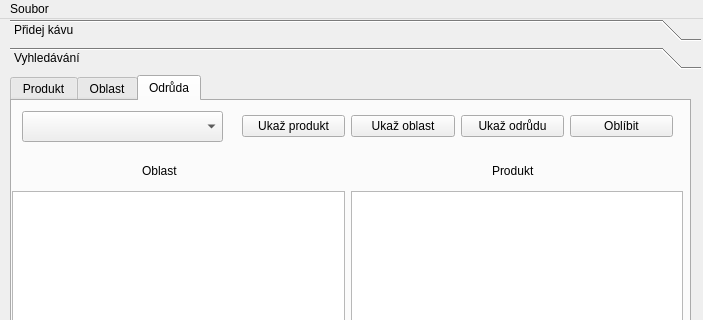
Above: projekt/mainwindow.ui from Luckays/coffee before the change; both pictures show x 0 to 703 and y 0 to 320 of the 703 by 682 pixel window. Below: the same form after it.
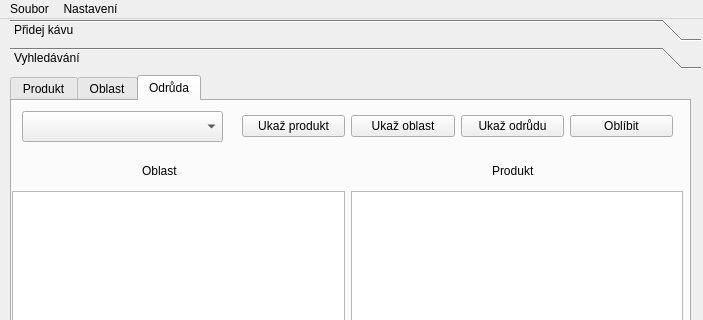
That is the form after the change.

Patch:
```diff
--- a/projekt/mainwindow.ui
+++ b/projekt/mainwindow.ui
@@ -890,7 +890,16 @@
     <addaction name="actionTisk"/>
     <addaction name="open_favorite"/>
    </widget>
+   <widget class="QMenu" name="menuNastaven">
+    <property name="title">
+     <string>Nastavení</string>
+    </property>
+    <addaction name="actionNormal"/>
+    <addaction name="actionGray"/>
+    <addaction name="actionRed"/>
+   </widget>
    <addaction name="menuEditace"/>
+   <addaction name="menuNastaven"/>
   </widget>
   <widget class="QStatusBar" name="statusbar"/>
   <action name="close_all">
```
Left out of the diff: 15 changed lines with no effect on the pictures.
